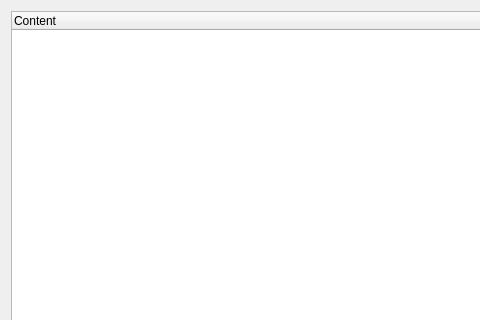
Qt form Velocity/devicecontentviewer.ui (hetelek/Velocity) before a commit; both pictures show x 0 to 480 and y 0 to 320 of the 917 by 502 pixel window.
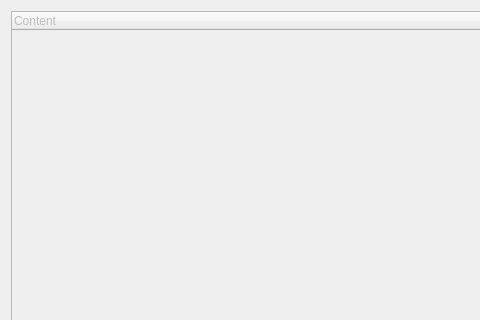
The same form after that commit. Icons and pictures are not drawn.

What changed in the file:
```diff
--- a/Velocity/devicecontentviewer.ui
+++ b/Velocity/devicecontentviewer.ui
@@ -31,6 +31,9 @@
      </property>
      <item>
       <widget class="QTreeWidget" name="treeWidget">
+       <property name="enabled">
+        <bool>false</bool>
+       </property>
        <property name="selectionMode">
         <enum>QAbstractItemView::ExtendedSelection</enum>
        </property>
```
